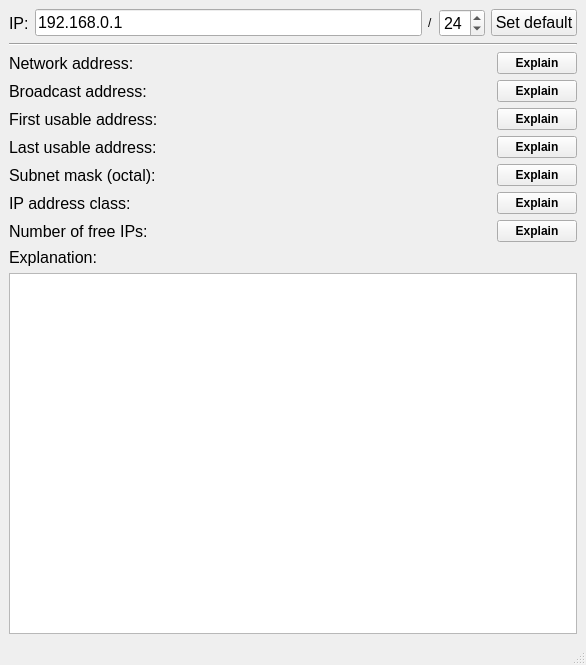
This is ui/mainwindow.ui in ivica-k/pysub as Qt 5 draws it before an edit. The edited form follows.
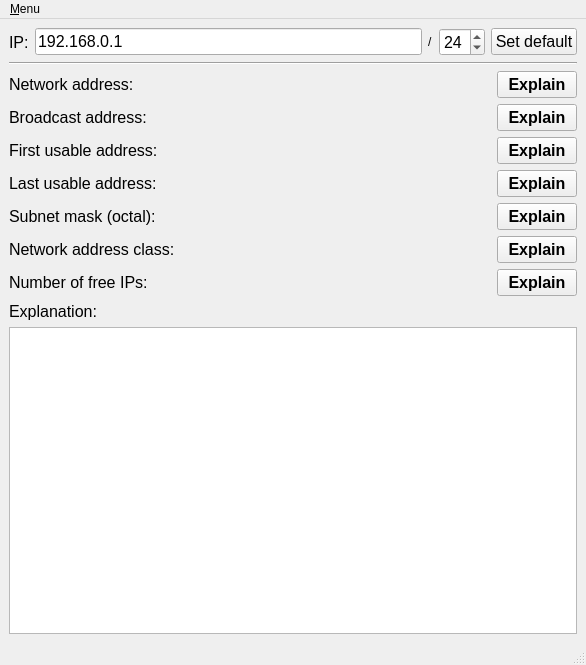
This is the edited form.

The edit to the form file:
```diff
--- a/ui/mainwindow.ui
+++ b/ui/mainwindow.ui
@@ -123,6 +123,7 @@
            <widget class="QPushButton" name="btn_explain_net_address">
             <property name="font">
              <font>
+              <pointsize>12</pointsize>
               <weight>75</weight>
               <bold>true</bold>
              </font>
@@ -165,6 +166,7 @@
            <widget class="QPushButton" name="btn_explain_broadcast">
             <property name="font">
              <font>
+              <pointsize>12</pointsize>
               <weight>75</weight>
               <bold>true</bold>
              </font>
@@ -233,6 +235,7 @@
            <widget class="QPushButton" name="btn_explain_first_node">
             <property name="font">
              <font>
+              <pointsize>12</pointsize>
               <weight>75</weight>
               <bold>true</bold>
              </font>
@@ -275,6 +278,7 @@
            <widget class="QPushButton" name="btn_explain_last_node">
             <property name="font">
              <font>
+              <pointsize>12</pointsize>
               <weight>75</weight>
               <bold>true</bold>
              </font>
@@ -317,6 +321,7 @@
            <widget class="QPushButton" name="btn_explain_subnet_mask">
             <property name="font">
              <font>
+              <pointsize>12</pointsize>
               <weight>75</weight>
               <bold>true</bold>
              </font>
@@ -337,7 +342,7 @@
              </font>
             </property>
             <property name="text">
-             <string>IP address class:</string>
+             <string>Network address class:</string>
             </property>
            </widget>
           </item>
@@ -359,6 +364,7 @@
            <widget class="QPushButton" name="btn_explain_address_class">
             <property name="font">
              <font>
+              <pointsize>12</pointsize>
               <weight>75</weight>
               <bold>true</bold>
              </font>
@@ -387,6 +393,7 @@
            <widget class="QPushButton" name="btn_explain_num_ips">
             <property name="font">
              <font>
+              <pointsize>12</pointsize>
               <weight>75</weight>
               <bold>true</bold>
              </font>
@@ -433,6 +440,11 @@
         </item>
         <item row="1" column="0">
          <widget class="QTextBrowser" name="text_explanation">
+          <property name="font">
+           <font>
+            <pointsize>12</pointsize>
+           </font>
+          </property>
           <property name="openExternalLinks">
            <bool>true</bool>
           </property>
@@ -453,6 +465,13 @@
      <height>30</height>
     </rect>
    </property>
+   <widget class="QMenu" name="menuMenu">
+    <property name="title">
+     <string>&amp;Menu</string>
+    </property>
+    <addaction name="actionAbout"/>
+   </widget>
+   <addaction name="menuMenu"/>
   </widget>
   <widget class="QStatusBar" name="statusbar"/>
  </widget>
```
Left out of the diff: 7 changed lines with no effect on the pictures.
